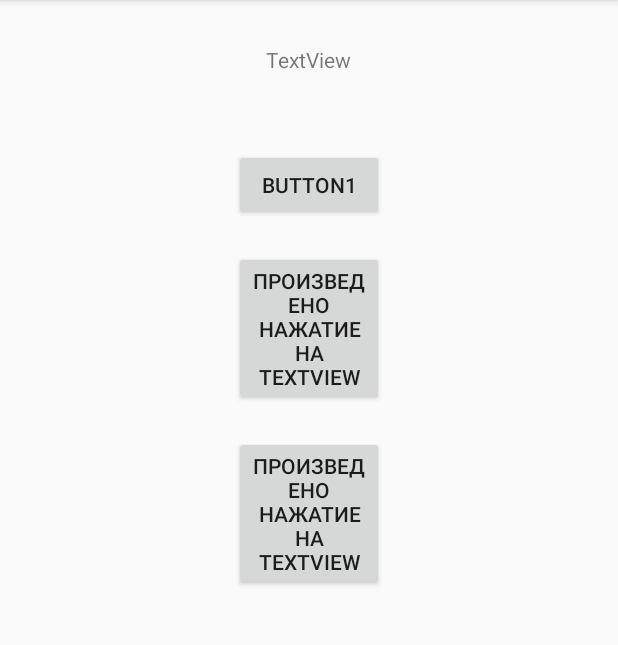
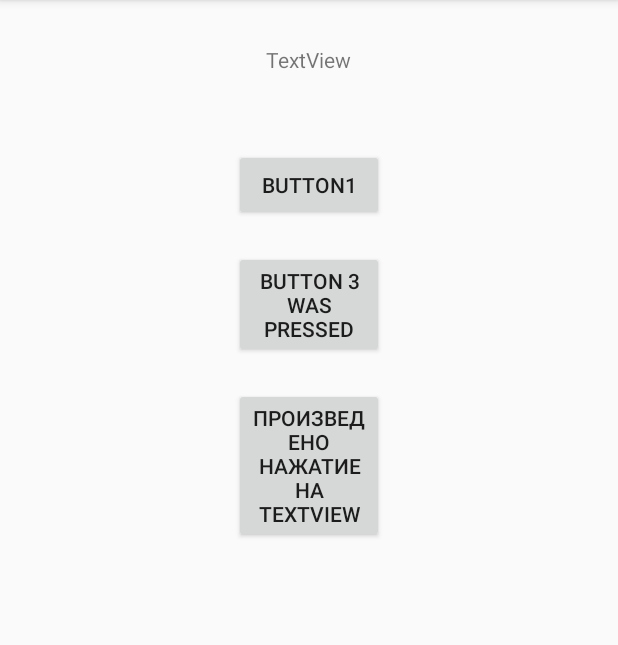
Before and after one commit to ivankuznetsov96dev/P0101_Listener, an Android app: the screen it shows after launch (MainActivity), after a tap on "TextView", on a phone screen of 412 x 824 dp, the part 84-729 px from its top. Run offline under Robolectric (Android 15) with nearby library versions, the phone set to English and light mode, and no system bars.

Commit message:
New commit

```diff
--- a/app/src/main/java/com/grayrav/p0101_listener/MainActivity.java
+++ b/app/src/main/java/com/grayrav/p0101_listener/MainActivity.java
@@ -51,7 +51,7 @@ public class MainActivity extends AppCompatActivity {
         textView.setOnClickListener(new View.OnClickListener() {
             @Override
             public void onClick(View v) {
-                button2.setText(R.string.buttonEx);
+                button2.setText(R.string.tex3);
                 button3.setText(R.string.buttonEx);
             }
         });
```
